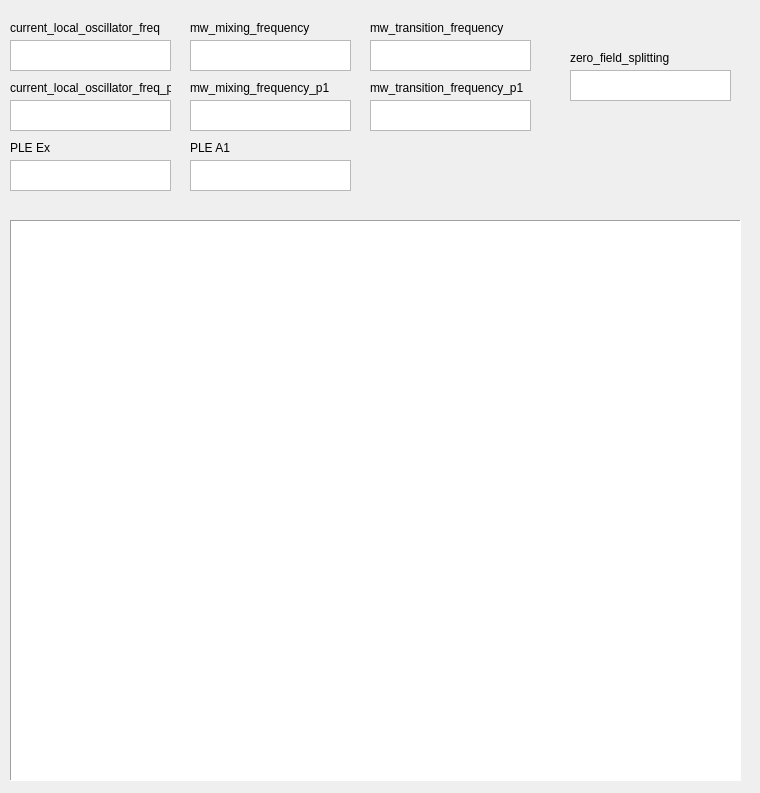
pi3Stuttgart/qudi, file gui/transition_tracker/transition_tracker.ui: the form before one commit.
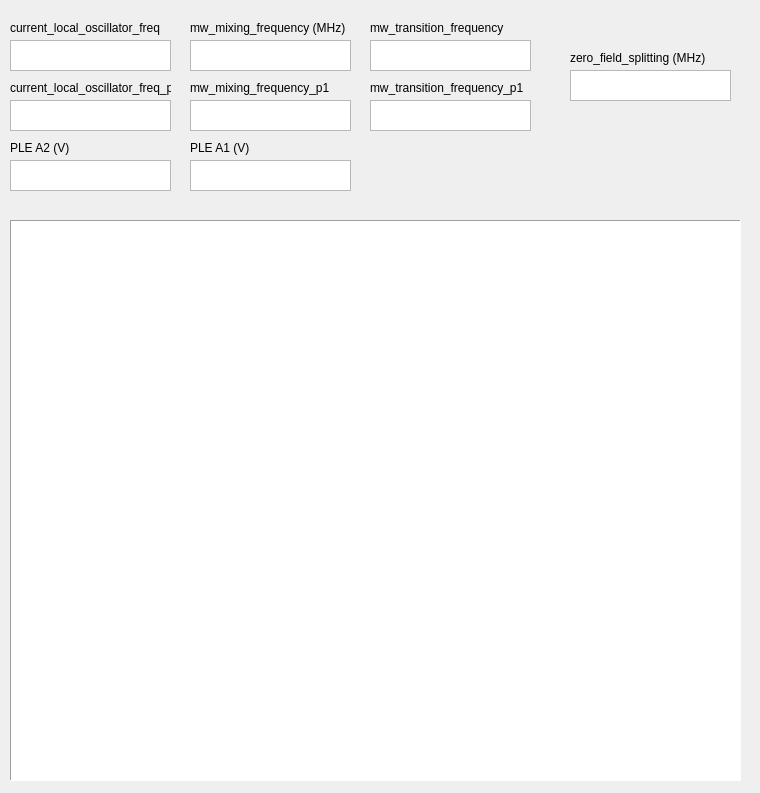
The form after the commit. Custom widgets are drawn as their Qt base class.

Diff of the .ui file:
```diff
--- a/gui/transition_tracker/transition_tracker.ui
+++ b/gui/transition_tracker/transition_tracker.ui
@@ -144,7 +144,7 @@
     </rect>
    </property>
    <property name="text">
-    <string>mw_mixing_frequency</string>
+    <string>mw_mixing_frequency (MHz)</string>
    </property>
   </widget>
   <widget class="QLabel" name="current_local_oscillator_freq_label_4">
@@ -272,7 +272,7 @@
     </rect>
    </property>
    <property name="text">
-    <string>zero_field_splitting</string>
+    <string>zero_field_splitting (MHz)</string>
    </property>
   </widget>
   <widget class="QTextBrowser" name="zero_field_splitting_text_field">
@@ -336,7 +336,7 @@
     </rect>
    </property>
    <property name="text">
-    <string>PLE Ex</string>
+    <string>PLE A2 (V)</string>
    </property>
   </widget>
   <widget class="QLabel" name="ple_A1_label">
@@ -352,7 +352,7 @@
     </rect>
    </property>
    <property name="text">
-    <string>PLE A1</string>
+    <string>PLE A1 (V)</string>
    </property>
   </widget>
  </widget>
```
Left out of the diff: 4 changed lines with no effect on the pictures.
